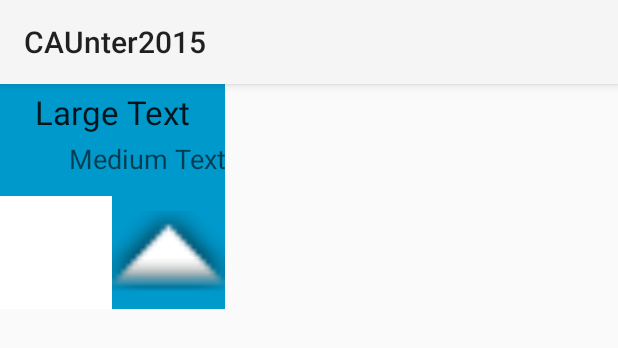
After one commit to Nerrtica/CAUnter2015, an Android app: the layout product_deal_layout.xml on its own in the app's theme, with its tools: preview values and no code run, on a phone screen of 412 x 824 dp. The commit adds this screen. Shown: the top 348 px of the screen. Run offline under Robolectric (Android 15) with nearby library versions, the phone set to English and light mode, and no system bars.

Commit message:
show product layout

```diff
--- a/app/src/main/res/layout/activity_deal.xml
+++ b/app/src/main/res/layout/activity_deal.xml
@@ -6,4 +6,10 @@
     android:paddingBottom="@dimen/activity_vertical_margin"
     tools:context="kr.ac.cau.cse.caunter2015.dealActivity.DealActivity">
 
+    <GridView
+        android:layout_width="wrap_content"
+        android:layout_height="wrap_content"
+        android:id="@+id/gridView"
+        android:numColumns="auto_fit"
+        android:horizontalSpacing="@dimen/activity_horizontal_margin" />
 </RelativeLayout>
--- /dev/null
+++ b/app/src/main/res/layout/product_deal_layout.xml
@@ -0,0 +1,61 @@
+<?xml version="1.0" encoding="utf-8"?>
+<LinearLayout xmlns:android="http://schemas.android.com/apk/res/android"
+    android:layout_width="150dp" android:layout_height="150dp"
+    android:orientation="vertical"
+    android:weightSum="2"
+    android:background="@android:color/holo_blue_dark">
+
+    <LinearLayout
+        android:orientation="vertical"
+        android:layout_width="match_parent"
+        android:layout_height="0dp"
+        android:weightSum="2"
+        android:layout_weight="1">
+
+        <TextView
+            android:layout_width="fill_parent"
+            android:layout_height="0dp"
+            android:textAppearance="?android:attr/textAppearanceLarge"
+            android:text="Large Text"
+            android:id="@+id/textView"
+            android:autoText="false"
+            android:gravity="center"
+            android:layout_weight="1" />
+
+        <TextView
+            android:layout_width="fill_parent"
+            android:layout_height="0dp"
+            android:textAppearance="?android:attr/textAppearanceMedium"
+            android:text="Medium Text"
+            android:id="@+id/textView2"
+            android:gravity="right"
+            android:layout_weight="1" />
+    </LinearLayout>
+
+    <LinearLayout
+        android:orientation="horizontal"
+        android:layout_width="match_parent"
+        android:layout_height="0dp"
+        android:layout_weight="1"
+        android:weightSum="2">
+
+        <EditText
+            android:layout_width="0dp"
+            android:layout_height="match_parent"
+            android:inputType="number"
+            android:ems="10"
+            android:id="@+id/editText"
+            android:layout_gravity="center_vertical"
+            android:layout_weight="1"
+            android:gravity="center"
+            android:background="@android:color/white"
+            android:editable="false" />
+
+        <ImageView
+            android:layout_width="0dp"
+            android:layout_height="fill_parent"
+            android:id="@+id/imageView"
+            android:src="@android:drawable/arrow_up_float"
+            android:layout_weight="1" />
+    </LinearLayout>
+</LinearLayout>
```
Also changed, not shown: app/src/main/java/kr/ac/cau/cse/caunter2015/MainActivity.java (+6 -1 lines), app/src/main/java/kr/ac/cau/cse/caunter2015/dealActivity/DealActivity.java (+6 -24 lines), app/src/main/java/kr/ac/cau/cse/caunter2015/dealActivity/DealAdapter.java (added, +65 -0 lines).
